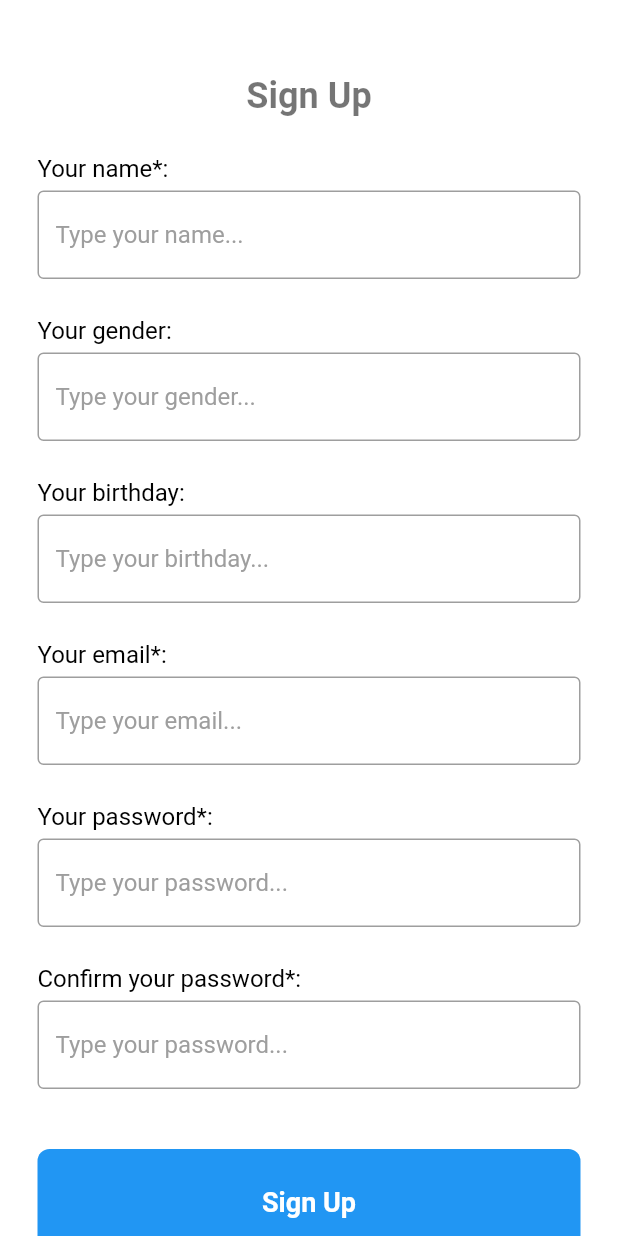
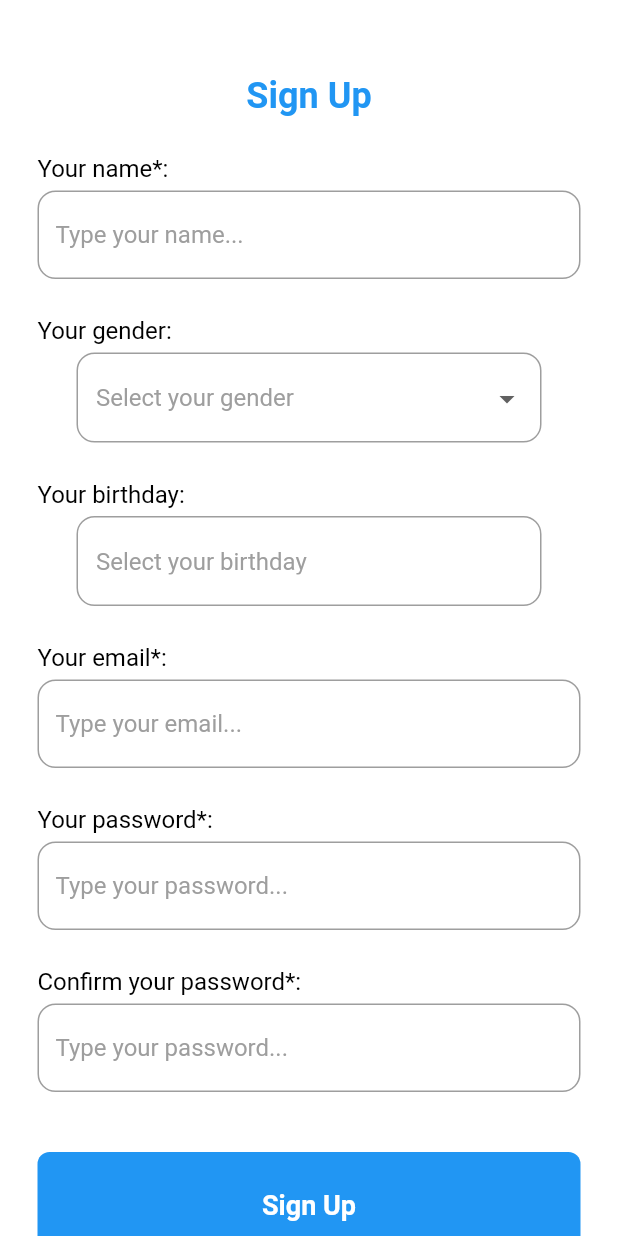
Before and after one commit to NguyenVanHien8502/fakebook, a Flutter app: the RegisterPage screen opened directly, on a phone screen of 412 x 824 dp. Run offline on Flutter 3.47's test engine with Material 2 defaults, Android fonts, the phone set to English and light mode, and no system bars.

Commit message:
fix page sign up

```diff
--- a/lib/src/components/my_textfield.dart
+++ b/lib/src/components/my_textfield.dart
@@ -23,11 +23,13 @@ class MyTextField extends StatelessWidget {
         obscureText: obscureText,
         decoration: InputDecoration(
           prefixIcon: prefixIcon,
-          enabledBorder: const OutlineInputBorder(
-            borderSide: BorderSide(color: Colors.grey),
+          enabledBorder: OutlineInputBorder(
+            borderSide: const BorderSide(color: Colors.grey),
+            borderRadius: BorderRadius.circular(12.0),
           ),
-          focusedBorder: const OutlineInputBorder(
-            borderSide: BorderSide(color: Colors.blueGrey),
+          focusedBorder: OutlineInputBorder(
+            borderSide: const BorderSide(color: Colors.blueGrey),
+            borderRadius: BorderRadius.circular(12.0),
           ),
           fillColor: Colors.white10,
           filled: true,
--- /dev/null
+++ b/lib/src/pages/forgotPassword_page.dart
@@ -0,0 +1,23 @@
+import 'package:flutter/material.dart';
+
+class ForgotPasswordPage extends StatelessWidget {
+  const ForgotPasswordPage({super.key});
+
+  @override
+  Widget build(BuildContext context) {
+    return const Scaffold(
+      body: SafeArea(
+        child: SingleChildScrollView(
+          child: Center(
+            child: Column(
+              mainAxisAlignment: MainAxisAlignment.center,
+              children: [
+                Text("Forgot Password"),
+              ],
+            ),
+          ),
+        ),
+      ),
+    );
+  }
+}
--- a/lib/src/pages/login_page.dart
+++ b/lib/src/pages/login_page.dart
@@ -2,6 +2,7 @@ import 'dart:math';
 
 import 'package:fakebook/src/components/my_button.dart';
 import 'package:fakebook/src/components/my_textfield.dart';
+import 'package:fakebook/src/pages/forgotPassword_page.dart';
 import 'package:fakebook/src/pages/home_page.dart';
 import 'package:fakebook/src/pages/register_page.dart';
 import 'package:flutter/material.dart';
@@ -74,16 +75,25 @@ class LoginPage extends StatelessWidget {
                 ),
 
                 //forgot password
-                const SizedBox(height: 15),
+                const SizedBox(height: 10),
                 Padding(
                   padding: const EdgeInsets.symmetric(horizontal: 25.0),
                   child: Row(
                     mainAxisAlignment: MainAxisAlignment.end,
                     children: [
-                      Text(
-                        'Forgot password?',
-                        style: TextStyle(color: Colors.grey[700]),
-                      ),
+                      GestureDetector(
+                        onTap: () {
+                          Navigator.push(
+                              context,
+                              MaterialPageRoute(
+                                  builder: (context) =>
+                                      const ForgotPasswordPage()));
+                        },
+                        child: const Text(
+                          'Forgot password?',
+                          style: TextStyle(color: Colors.grey),
+                        ),
+                      )
                     ],
                   ),
                 ),
--- a/lib/src/pages/register_page.dart
+++ b/lib/src/pages/register_page.dart
@@ -3,8 +3,16 @@ import 'package:fakebook/src/components/my_textfield.dart';
 import 'package:fakebook/src/pages/login_page.dart';
 import 'package:flutter/material.dart';
 
-class RegisterPage extends StatelessWidget {
-  const RegisterPage({super.key});
+class RegisterPage extends StatefulWidget {
+  const RegisterPage({Key? key}) : super(key: key);
+
+  @override
+  RegisterPageState createState() => RegisterPageState();
+}
+
+class RegisterPageState extends State<RegisterPage> {
+  String? selectedGender;
+  DateTime? _selectedDate;
 
   @override
   Widget build(BuildContext context) {
@@ -22,7 +30,7 @@ class RegisterPage extends StatelessWidget {
               const Text(
                 'Sign Up',
                 style: TextStyle(
-                  color: Colors.black54,
+                  color: Colors.blue,
                   fontWeight: FontWeight.bold,
                   fontSize: 24,
                 ),
@@ -67,9 +75,59 @@ class RegisterPage extends StatelessWidget {
                   ],
                 ),
               ),
-              const MyTextField(
-                hintText: 'Type your gender...',
-                obscureText: false,
+              Container(
+                width: 310,
+                height: 60,
+                decoration: BoxDecoration(
+                  border: Border.all(color: Colors.grey, width: 1.0),
+                  borderRadius: BorderRadius.circular(12.0),
+                ),
+                child: DropdownButton<String>(
+                  hint: Container(
+                      margin: const EdgeInsets.symmetric(horizontal: 12.0),
+                      child: const Text('Select your gender',
+                          style: TextStyle(color: Colors.grey, fontSize: 16))),
+                  isExpanded: true,
+                  value: selectedGender,
+                  icon: const Row(
+                    mainAxisAlignment: MainAxisAlignment.end,
+                    children: [
+                      Padding(
+                        padding:
+                            EdgeInsets.symmetric(vertical: 18, horizontal: 10),
+                        child: Icon(Icons.arrow_drop_down),
+                      ),
+                    ],
+                  ),
+                  iconSize: 24,
+                  elevation: 16,
+                  style: const TextStyle(color: Colors.black),
+                  underline: Container(
+                    height: 0,
+                  ),
+                  onChanged: (String? newValue) {
+                    setState(() {
+                      selectedGender = newValue!;
+                    });
+                  },
+                  items: <String>[
+                    'Nam',
+                    'Nữ',
+                    'Other'
+                  ] // Giá trị cho dropdown menu
+                      .map<DropdownMenuItem<String>>((String value) {
+                    return DropdownMenuItem<String>(
+                        value: value,
+                        child: Container(
+                          margin: const EdgeInsets.symmetric(horizontal: 12.0),
+                          child: Text(
+                            value,
+                            style: const TextStyle(
+                                color: Colors.black, fontSize: 16),
+                          ),
+                        ));
+                  }).toList(),
+                ),
               ),
               const SizedBox(
                 height: 20,
@@ -89,9 +147,42 @@ class RegisterPage extends StatelessWidget {
                   ],
                 ),
               ),
-              const MyTextField(
-                hintText: 'Type your birthday...',
-                obscureText: false,
+              InkWell(
+                onTap: () async {
+                  DateTime? pickedDate = await showDatePicker(
+                    context: context,
+                    initialDate: _selectedDate ?? DateTime.now(),
+                    firstDate: DateTime(1900),
+                    lastDate: DateTime.now(),
+                  );
+
+                  if (pickedDate != null && pickedDate != _selectedDate) {
+                    setState(() {
+                      _selectedDate = pickedDate;
+                    });
+                  }
+                },
+                child: Container(
+                  width: 310,
+                  height: 60,
+                  decoration: BoxDecoration(
+                    border: Border.all(color: Colors.grey, width: 1.0),
+                    borderRadius: BorderRadius.circular(12.0),
+                  ),
+                  child: Container(
+                    margin: const EdgeInsets.symmetric(horizontal: 12.0, vertical: 20.0),
+                    child: Text(
+                      _selectedDate != null
+                          ? '${_selectedDate!.day}/${_selectedDate!.month}/${_selectedDate!.year}'
+                          : 'Select your birthday',
+                      style: TextStyle(
+                        color:
+                            _selectedDate != null ? Colors.black : Colors.grey,
+                        fontSize: 16,
+                      ),
+                    ),
+                  ),
+                ),
               ),
               const SizedBox(
                 height: 20,
@@ -135,7 +226,7 @@ class RegisterPage extends StatelessWidget {
               ),
               const MyTextField(
                 hintText: 'Type your password...',
-                obscureText: false,
+                obscureText: true,
               ),
               const SizedBox(
                 height: 20,
@@ -157,7 +248,7 @@ class RegisterPage extends StatelessWidget {
               ),
               const MyTextField(
                 hintText: 'Type your password...',
-                obscureText: false,
+                obscureText: true,
               ),
               const SizedBox(
                 height: 40,
```
